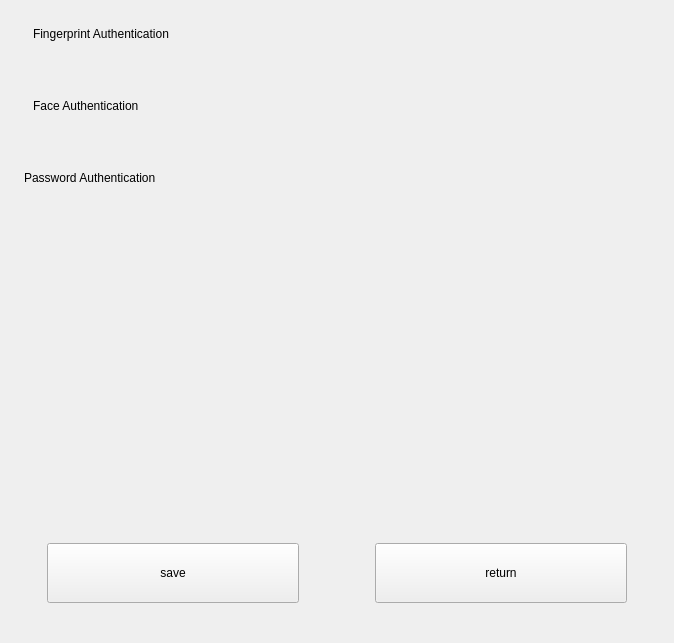
Before: the Qt Designer form plugins/account/src/pages/auth-manager-page/auth-manager-page.ui in openeuler-mirror/kiran-control-panel, drawn with Qt 5.
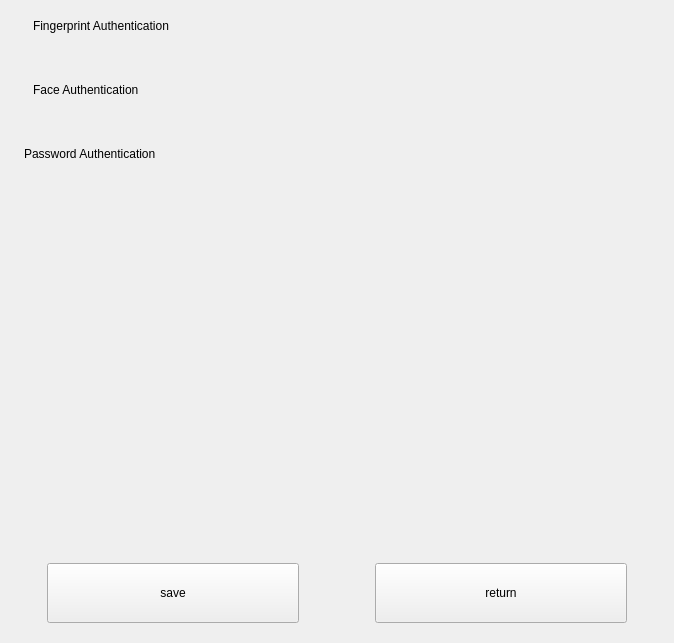
After: the same form once the commit is applied.

The edit to the form file:
```diff
--- a/plugins/account/src/pages/auth-manager-page/auth-manager-page.ui
+++ b/plugins/account/src/pages/auth-manager-page/auth-manager-page.ui
@@ -36,7 +36,7 @@
                    <number>0</number>
                </property>
                <property name="topMargin">
-                   <number>24</number>
+       <number>16</number>
                </property>
                <property name="bottomMargin">
                    <number>10</number>
@@ -80,7 +80,7 @@
        <number>0</number>
       </property>
       <property name="topMargin">
-       <number>24</number>
+       <number>16</number>
       </property>
       <property name="bottomMargin">
        <number>10</number>
@@ -123,7 +123,7 @@
       <number>0</number>
      </property>
      <property name="topMargin">
-      <number>24</number>
+      <number>16</number>
      </property>
      <property name="bottomMargin">
       <number>10</number>
@@ -169,7 +169,7 @@
       <number>0</number>
      </property>
      <property name="bottomMargin">
-      <number>40</number>
+      <number>20</number>
      </property>
      <item>
       <spacer name="horizontalSpacer_4">
```
Lines whose indentation alone changed are shown as unchanged.
